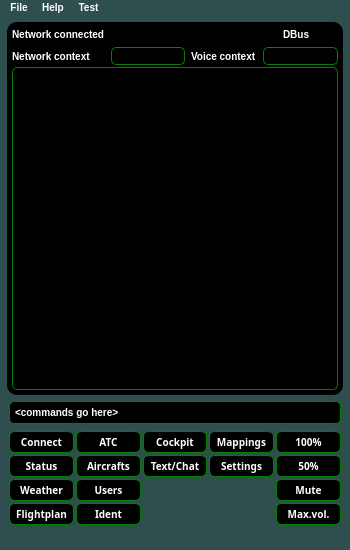
Old version of the form samples/blackgui/mainwindow.ui in the repository swift-project/pilotclient.
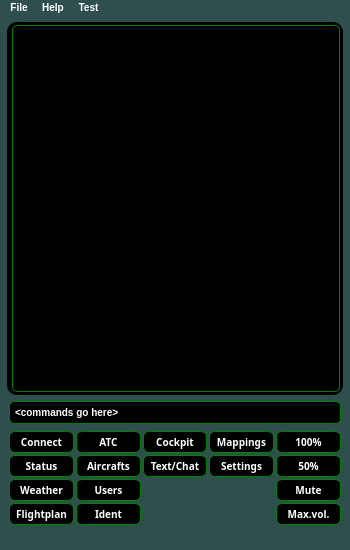
New version of the form. The open tabs and pages were chosen to show the change. Icons and pictures are not drawn.

Commit message:
GUI, added table view for user lists: * All users * Voice room COM1/2 users
Remark: Not yet updated, just preparation of views

The edit to the form file:
```diff
--- a/samples/blackgui/mainwindow.ui
+++ b/samples/blackgui/mainwindow.ui
@@ -821,6 +821,19 @@
            </item>
           </layout>
          </widget>
+         <widget class="QWidget" name="pg_Users">
+          <layout class="QVBoxLayout" name="vl_Users">
+           <property name="spacing">
+            <number>0</number>
+           </property>
+           <property name="margin">
+            <number>0</number>
+           </property>
+           <item>
+            <widget class="QTableView" name="tv_AllUsers"/>
+           </item>
+          </layout>
+         </widget>
          <widget class="QWidget" name="pg_Cockpit">
           <layout class="QVBoxLayout" name="vl_Cockpit">
            <property name="spacing">
```
Left out of the diff: 85 changed lines with no effect on the pictures. The commit also changes 3 other files.
